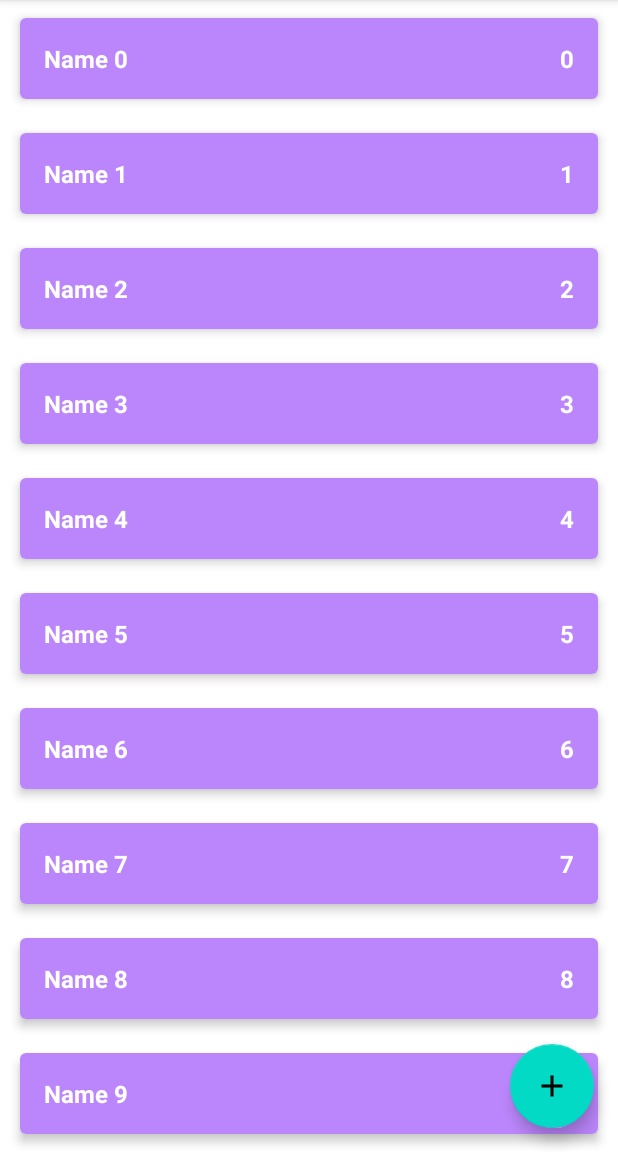
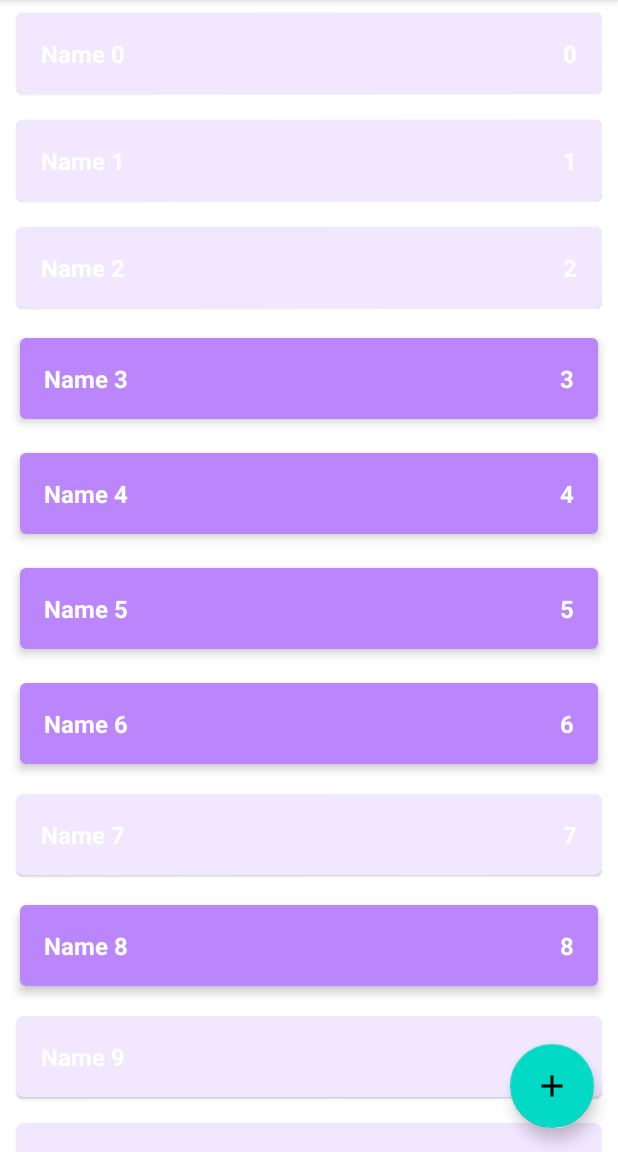
Before and after one commit to IceFroggit/ShoppingList, an Android app: the screen it shows after launch (MainActivity), on a phone screen of 412 x 824 dp, the part 84-1236 px from its top. Run offline under Robolectric (Android 15) with nearby library versions, the phone set to English and light mode, and no system bars.

Commit message:
made swipe listener and different layout for recView items

```diff
--- a/app/src/main/java/com/example/shoppinglist/data/ShopListRepositoryImpl.kt
+++ b/app/src/main/java/com/example/shoppinglist/data/ShopListRepositoryImpl.kt
@@ -4,6 +4,7 @@ import androidx.lifecycle.LiveData
 import androidx.lifecycle.MutableLiveData
 import com.example.shoppinglist.domain.ShopItem
 import com.example.shoppinglist.domain.ShopListRepository
+import kotlin.random.Random
 
 //object является singletone, это нужно чтобы, что не получилось так, что на ожном экране мы раюотаем с одним репозиторием, а в другом экране с другим репозиторием
 
@@ -13,9 +14,9 @@ object ShopListRepositoryImpl : ShopListRepository {
     private val shopListLD = MutableLiveData<List<ShopItem>>()
 
     init {
-        for (i in 0 until 10){
-            val item = ShopItem("Name $i",i,true)
-            addShopItem(item )
+        for (i in 0 until 1000){
+            val item = ShopItem("Name $i",i, Random.nextBoolean())
+            addShopItem(item)
         }
     }
     override fun addShopItem(shopItem: ShopItem) {
--- a/app/src/main/java/com/example/shoppinglist/presentation/MainActivity.kt
+++ b/app/src/main/java/com/example/shoppinglist/presentation/MainActivity.kt
@@ -1,47 +1,79 @@
 package com.example.shoppinglist.presentation
 
 import android.os.Bundle
-import android.view.LayoutInflater
-import android.widget.LinearLayout
-import android.widget.TextView
+import android.util.Log
 import androidx.appcompat.app.AppCompatActivity
 import androidx.lifecycle.ViewModelProvider
+import androidx.recyclerview.widget.ItemTouchHelper
+import androidx.recyclerview.widget.RecyclerView
 import com.example.shoppinglist.R
-import com.example.shoppinglist.domain.ShopItem
 
 class MainActivity : AppCompatActivity() {
 
     private lateinit var viewModel: MainViewModel
-    private lateinit var llShoplist: LinearLayout
+    private lateinit var shopListAdapter: ShopListAdapter
+
 
     override fun onCreate(savedInstanceState: Bundle?) {
         super.onCreate(savedInstanceState)
         setContentView(R.layout.activity_main)
-        llShoplist = findViewById(R.id.ll_shop_list)
+        setupRecyclerView()
         viewModel = ViewModelProvider(this).get(MainViewModel::class.java)
         viewModel.mShopList.observe(this) {
-            showList(it)
+            shopListAdapter.shopList = it
         }
     }
 
-    private fun showList(list: List<ShopItem>) {
-        llShoplist.removeAllViews()
-        for (shopItem in list) {
-            val layoutId = if (shopItem.enabled) {
-                R.layout.item_shop_enabled
-            } else {
-                R.layout.item_shop_disabled
+    private fun setupRecyclerView() {
+        val rvShopList = findViewById<RecyclerView>(R.id.rv_shop_list)
+        with(rvShopList) {
+            shopListAdapter = ShopListAdapter()
+            adapter = shopListAdapter
+            //установление максимального размера пулов вьюхолдеров
+            recycledViewPool.setMaxRecycledViews(ShopListAdapter.VIEW_TYPE_ENABLED,
+                ShopListAdapter.MAX_POOL_SIZE)
+            recycledViewPool.setMaxRecycledViews(ShopListAdapter.VIEW_TYPE_DISABLED,
+                ShopListAdapter.MAX_POOL_SIZE)
+        }
+        setupLongClickListener()
+        setupClickListener()
+        setupSwipeListener(rvShopList)
+    }
+
+    private fun setupSwipeListener(rvShopList: RecyclerView?) {
+        val callback = object : ItemTouchHelper.SimpleCallback(
+            0,
+            ItemTouchHelper.LEFT or ItemTouchHelper.RIGHT
+        ) {
+            override fun onMove(
+                recyclerView: RecyclerView,
+                viewHolder: RecyclerView.ViewHolder,
+                target: RecyclerView.ViewHolder,
+            ): Boolean {
+                return false
             }
-            val view = LayoutInflater.from(this).inflate(layoutId, llShoplist, false)
-            val tvName = view.findViewById<TextView>(R.id.tv_name)
-            val tvCount = view.findViewById<TextView>(R.id.tv_count)
-            tvName.text = shopItem.name
-            tvCount.text = shopItem.count.toString()
-            view.setOnLongClickListener {
-                viewModel.changeEnabledState(shopItem)
-                true
+
+            override fun onSwiped(viewHolder: RecyclerView.ViewHolder, direction: Int) {
+                val item = shopListAdapter.shopList[viewHolder.adapterPosition]
+                viewModel.deleteShopItem(item)
             }
-            llShoplist.addView(view)
+
+        }
+        val itemTouchHelper = ItemTouchHelper(callback)
+        itemTouchHelper.attachToRecyclerView(rvShopList)
+    }
+
+    private fun setupClickListener() {
+        shopListAdapter.onShopItemClickListener = {
+            Log.d("View Information", it.toString())
         }
     }
+
+    private fun setupLongClickListener() {
+        shopListAdapter.onShopItemLongClickListener = {
+            viewModel.changeEnabledState(it)
+        }
+    }
+
+
 }
--- a/app/src/main/java/com/example/shoppinglist/presentation/ShopListAdapter.kt
+++ b/app/src/main/java/com/example/shoppinglist/presentation/ShopListAdapter.kt
@@ -1,6 +1,8 @@
 package com.example.shoppinglist.presentation
 
+import android.util.Log
 import android.view.LayoutInflater
+import android.view.MotionEvent
 import android.view.View
 import android.view.ViewGroup
 import android.widget.TextView
@@ -9,32 +11,69 @@ import com.example.shoppinglist.R
 import com.example.shoppinglist.domain.ShopItem
 
 class ShopListAdapter : RecyclerView.Adapter<ShopListAdapter.ShopItemViewHolder>() {
-    val list = listOf<ShopItem>()
-
+    var shopList = listOf<ShopItem>()
+        set(value) {
+            field = value
+            notifyDataSetChanged()
+        }
+    var onShopItemLongClickListener: ((ShopItem) -> Unit)? = null
+    var onShopItemClickListener: ((ShopItem) -> Unit)? = null
 
     //метод как создать вью
     override fun onCreateViewHolder(parent: ViewGroup, viewType: Int): ShopItemViewHolder {
-        val view =
-            LayoutInflater.from(parent.context).inflate(R.layout.item_shop_disabled, parent, false)
+
+        val layout = when (viewType) {
+            VIEW_TYPE_DISABLED -> R.layout.item_shop_disabled
+            VIEW_TYPE_ENABLED -> R.layout.item_shop_enabled
+            else -> throw RuntimeException("Unknown view type: $viewType")
+        }
+        val view = LayoutInflater.from(parent.context).inflate(layout, parent, false)
         return ShopItemViewHolder(view)
     }
 
     // метод как вставить значения в это вью
     override fun onBindViewHolder(holder: ShopItemViewHolder, position: Int) {
-        val shopItem = list[position]
-        holder.tvName.text = shopItem.name
-        holder.tvCount.text = shopItem.count.toString()
+        val shopItem = shopList[position]
         holder.view.setOnLongClickListener {
+            //вызов лямбды выражения
+            onShopItemLongClickListener?.invoke(shopItem)
             true
         }
+        holder.view.setOnClickListener{
+            onShopItemClickListener?.invoke(shopItem)
+        }
+        holder.tvName.text = "${shopItem.name}"
+        holder.tvCount.text = shopItem.count.toString()
+
+    }
+
+    override fun getItemViewType(position: Int): Int {
+        return if (shopList[position].enabled) VIEW_TYPE_ENABLED else VIEW_TYPE_DISABLED
     }
 
     override fun getItemCount(): Int {
-        return list.size
+        return shopList.size
+    }
+
+    override fun getItemId(position: Int): Long {
+        return super.getItemId(position)
     }
 
     class ShopItemViewHolder(val view: View) : RecyclerView.ViewHolder(view) {
         val tvName = view.findViewById<TextView>(R.id.tv_name)
         val tvCount = view.findViewById<TextView>(R.id.tv_count)
     }
+    interface OnShopItemLongClickListener{
+        fun onShopItemLongClick(shopItem: ShopItem)
+    }
+
+    companion object {
+        const val  VIEW_TYPE_ENABLED = 100
+        const val  VIEW_TYPE_DISABLED = 110
+        //Для учеличения пула не используемых вьюХолдеров,чтобы не было ситуаций когда пул заполняется
+        //только вьюхолдерами только одного и типа, и при необходимости переиспользовать вьюхолдер
+        //не находит нужный тип и создает новый
+        const val MAX_POOL_SIZE = 15
+    }
+
 }
--- a/app/src/main/res/layout/activity_main.xml
+++ b/app/src/main/res/layout/activity_main.xml
@@ -6,24 +6,8 @@
     android:layout_height="match_parent"
     tools:context=".presentation.MainActivity">
 
-
-    <ScrollView
-        android:orientation="vertical"
-        app:layout_constraintTop_toTopOf="parent"
-        app:layout_constraintBottom_toBottomOf="parent"
-        app:layout_constraintLeft_toLeftOf="parent"
-        app:layout_constraintRight_toRightOf="parent"
-        android:layout_width="match_parent"
-        android:layout_height="wrap_content">
-        <LinearLayout
-            android:id="@+id/ll_shop_list"
-            android:layout_width="match_parent"
-            android:layout_height="wrap_content"
-            android:orientation="vertical"/>
-
-    </ScrollView>
     <androidx.recyclerview.widget.RecyclerView
-        android:visibility="invisible"
+        android:visibility="visible"
         android:id="@+id/rv_shop_list"
         android:layout_width="0dp"
         android:layout_height="0dp"
```
